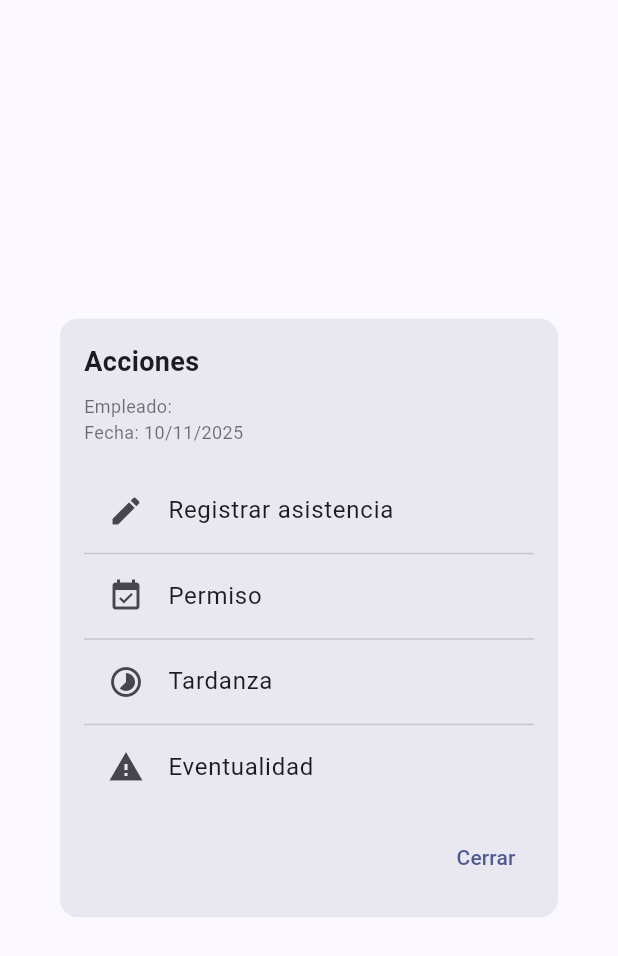
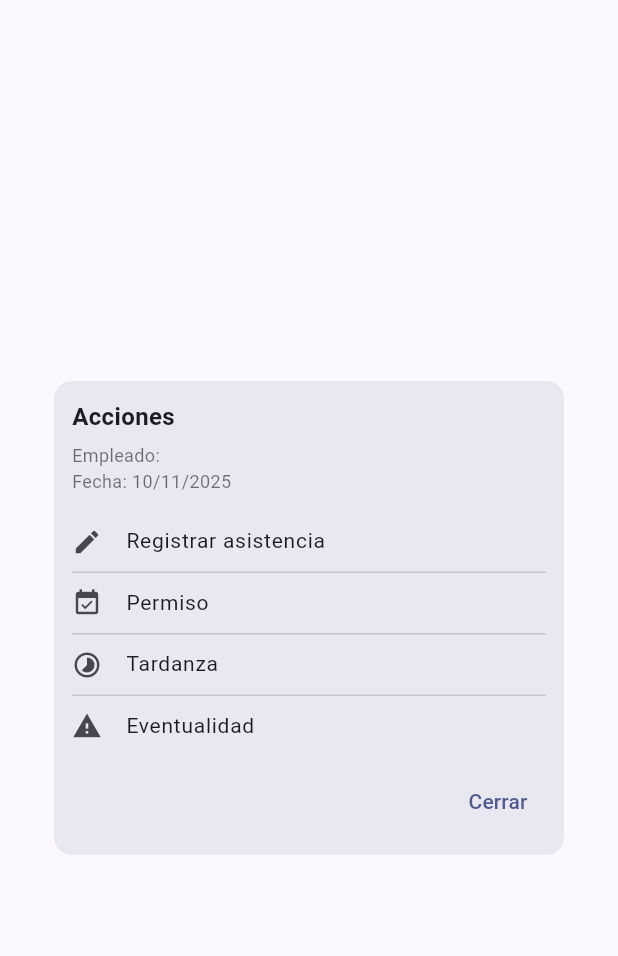
Before and after one commit to ryokumaxell/jm-intranet, a Flutter app: the RegisterOptionsModal widget shown alone on an empty page, opened directly with empty values, on a phone screen of 412 x 824 dp. Shown: the top 956 px of the screen. Run offline on Flutter 3.47's test engine with Material 3 defaults, Android fonts, the phone set to English and light mode, and no system bars; our stand-ins replace dio, flutter_riverpod.

Commit message:
Registrar modal: tamaño compacto y ajustable; mostrar nombre de empleado en vez de código; callback onRegister ahora pasa employeeName

```diff
--- a/lib/features/attendance/presentation/screens/attendance_screen.dart
+++ b/lib/features/attendance/presentation/screens/attendance_screen.dart
@@ -189,10 +189,10 @@ class _AttendanceScreenState extends ConsumerState<AttendanceScreen> {
                         : WeeklyAttendanceTable(
                             records: state.records,
                             range: state.filters.dateRange,
-                            onRegister: (employeeId, date) {
+                            onRegister: (employeeName, date) {
                               showDialog(
                                 context: context,
-                                builder: (_) => RegisterOptionsModal(employeeId: employeeId, date: date),
+                                builder: (_) => RegisterOptionsModal(employeeName: employeeName, date: date),
                               );
                             },
                           ),
--- a/lib/features/attendance/presentation/widgets/register_options_modal.dart
+++ b/lib/features/attendance/presentation/widgets/register_options_modal.dart
@@ -2,29 +2,37 @@ import 'package:flutter/material.dart';
 import 'manual_entry_modal.dart';
 
 class RegisterOptionsModal extends StatelessWidget {
-  const RegisterOptionsModal({super.key, required this.employeeId, required this.date});
+  const RegisterOptionsModal({super.key, required this.employeeName, required this.date});
 
-  final String employeeId;
+  final String employeeName;
   final DateTime date;
 
   @override
   Widget build(BuildContext context) {
+    final screenWidth = MediaQuery.of(context).size.width;
+    final maxWidth = screenWidth < 380 ? screenWidth * 0.9 : 340.0;
     return Dialog(
+      insetPadding: const EdgeInsets.symmetric(horizontal: 16, vertical: 24),
       shape: RoundedRectangleBorder(borderRadius: BorderRadius.circular(12)),
+      child: ConstrainedBox(
+        constraints: BoxConstraints(minWidth: 280, maxWidth: maxWidth),
         child: Padding(
-        padding: const EdgeInsets.all(16),
+          padding: const EdgeInsets.all(12),
           child: Column(
             mainAxisSize: MainAxisSize.min,
             crossAxisAlignment: CrossAxisAlignment.stretch,
             children: [
-            const Text('Acciones', style: TextStyle(fontSize: 18, fontWeight: FontWeight.w600)),
-            const SizedBox(height: 8),
-            Text('Empleado: $employeeId', style: const TextStyle(color: Colors.black54, fontSize: 12)),
+              const Text('Acciones', style: TextStyle(fontSize: 16, fontWeight: FontWeight.w600)),
+              const SizedBox(height: 6),
+              Text('Empleado: $employeeName', style: const TextStyle(color: Colors.black54, fontSize: 12)),
               Text('Fecha: ${date.day.toString().padLeft(2, '0')}/${date.month.toString().padLeft(2, '0')}/${date.year}', style: const TextStyle(color: Colors.black54, fontSize: 12)),
-            const SizedBox(height: 16),
+              const SizedBox(height: 12),
               ListTile(
-              leading: const Icon(Icons.edit),
-              title: const Text('Registrar asistencia'),
+                dense: true,
+                visualDensity: VisualDensity.compact,
+                contentPadding: EdgeInsets.zero,
+                leading: const Icon(Icons.edit, size: 20),
+                title: const Text('Registrar asistencia', style: TextStyle(fontSize: 14)),
                 onTap: () {
                   Navigator.of(context).pop();
                   showDialog(context: context, builder: (_) => const ManualEntryModal());
@@ -32,8 +40,11 @@ class RegisterOptionsModal extends StatelessWidget {
               ),
               const Divider(height: 1),
               ListTile(
-              leading: const Icon(Icons.event_available),
-              title: const Text('Permiso'),
+                dense: true,
+                visualDensity: VisualDensity.compact,
+                contentPadding: EdgeInsets.zero,
+                leading: const Icon(Icons.event_available, size: 20),
+                title: const Text('Permiso', style: TextStyle(fontSize: 14)),
                 onTap: () {
                   Navigator.of(context).pop();
                   ScaffoldMessenger.of(context).showSnackBar(const SnackBar(content: Text('Permiso: funcionalidad próximamente')));
@@ -41,8 +52,11 @@ class RegisterOptionsModal extends StatelessWidget {
               ),
               const Divider(height: 1),
               ListTile(
-              leading: const Icon(Icons.timelapse),
-              title: const Text('Tardanza'),
+                dense: true,
+                visualDensity: VisualDensity.compact,
+                contentPadding: EdgeInsets.zero,
+                leading: const Icon(Icons.timelapse, size: 20),
+                title: const Text('Tardanza', style: TextStyle(fontSize: 14)),
                 onTap: () {
                   Navigator.of(context).pop();
                   ScaffoldMessenger.of(context).showSnackBar(const SnackBar(content: Text('Tardanza: funcionalidad próximamente')));
@@ -50,14 +64,17 @@ class RegisterOptionsModal extends StatelessWidget {
               ),
               const Divider(height: 1),
               ListTile(
-              leading: const Icon(Icons.report_problem),
-              title: const Text('Eventualidad'),
+                dense: true,
+                visualDensity: VisualDensity.compact,
+                contentPadding: EdgeInsets.zero,
+                leading: const Icon(Icons.report_problem, size: 20),
+                title: const Text('Eventualidad', style: TextStyle(fontSize: 14)),
                 onTap: () {
                   Navigator.of(context).pop();
                   ScaffoldMessenger.of(context).showSnackBar(const SnackBar(content: Text('Eventualidad: funcionalidad próximamente')));
                 },
               ),
-            const SizedBox(height: 8),
+              const SizedBox(height: 6),
               Align(
                 alignment: Alignment.centerRight,
                 child: TextButton(
@@ -68,6 +85,7 @@ class RegisterOptionsModal extends StatelessWidget {
             ],
           ),
         ),
+      ),
     );
   }
 }
--- a/lib/features/attendance/presentation/widgets/weekly_attendance_table.dart
+++ b/lib/features/attendance/presentation/widgets/weekly_attendance_table.dart
@@ -12,7 +12,7 @@ class WeeklyAttendanceTable extends StatelessWidget {
 
   final List<AttendanceRecord> records;
   final DateTimeRange range;
-  final void Function(String employeeId, DateTime date)? onRegister;
+  final void Function(String employeeName, DateTime date)? onRegister;
 
   @override
   Widget build(BuildContext context) {
@@ -90,7 +90,7 @@ class _Row extends StatelessWidget {
   const _Row({required this.employee, required this.days, this.onRegister});
   final _EmployeeRowData employee;
   final List<DateTime> days;
-  final void Function(String employeeId, DateTime date)? onRegister;
+  final void Function(String employeeName, DateTime date)? onRegister;
 
   @override
   Widget build(BuildContext context) {
@@ -128,7 +128,7 @@ class _Row extends StatelessWidget {
               child: _DayCell(
                 record: employee.byDate[d],
                 date: d,
-                employeeId: employee.id,
+                employeeName: employee.name,
                 onRegister: onRegister,
               ),
             ),
@@ -186,11 +186,11 @@ class _HeaderDayCell extends StatelessWidget {
 }
 
 class _DayCell extends StatelessWidget {
-  const _DayCell({required this.record, required this.date, required this.employeeId, this.onRegister});
+  const _DayCell({required this.record, required this.date, required this.employeeName, this.onRegister});
   final AttendanceRecord? record;
   final DateTime date;
-  final String employeeId;
-  final void Function(String employeeId, DateTime date)? onRegister;
+  final String employeeName;
+  final void Function(String employeeName, DateTime date)? onRegister;
 
   @override
   Widget build(BuildContext context) {
@@ -239,7 +239,7 @@ class _DayCell extends StatelessWidget {
           const SizedBox(height: 4),
           TextButton(
             onPressed: () {
-              onRegister?.call(employeeId, date);
+              onRegister?.call(employeeName, date);
             },
             style: TextButton.styleFrom(
               padding: const EdgeInsets.symmetric(horizontal: 8, vertical: 2),
```
Lines whose indentation alone changed are shown as unchanged.
